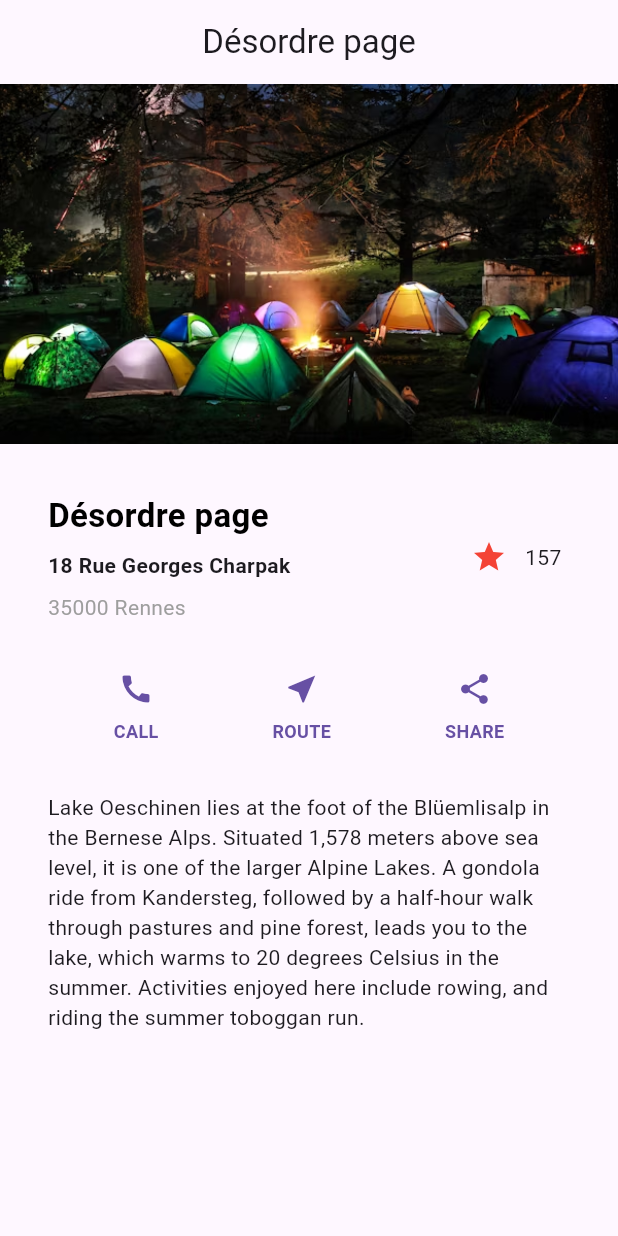
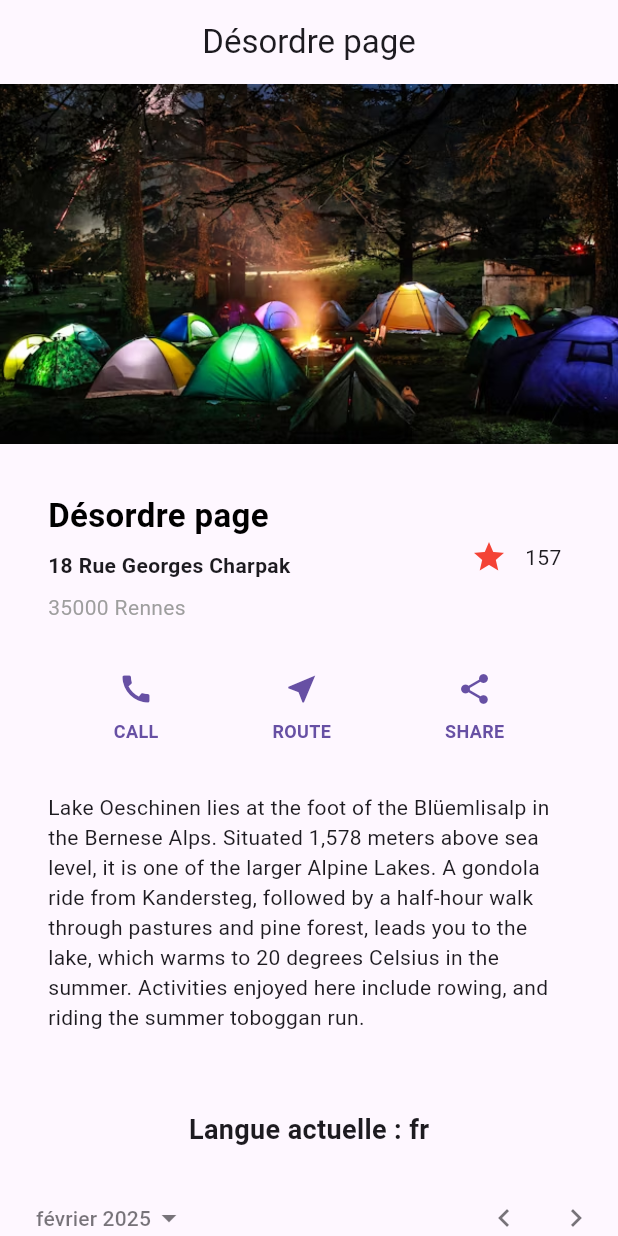
Before and after one commit to ykomara/Flutter-app-test, a Flutter app: the screen it shows after launch, on a phone screen of 412 x 824 dp. Run offline on Flutter 3.47's test engine with Material 3 defaults, Android fonts, the phone set to English and light mode, and no system bars.

```diff
--- a/lib/main.dart
+++ b/lib/main.dart
@@ -1,4 +1,5 @@
 import 'package:flutter/material.dart';
+import 'package:flutter_localizations/flutter_localizations.dart';
 
 void main() => runApp(const MyApp());
 
@@ -10,12 +11,34 @@ class MyApp extends StatelessWidget {
     const String appTitle = 'Désordre page';
     return MaterialApp(
       title: appTitle,
-      home: Scaffold(
+      localizationsDelegates: [
+        GlobalMaterialLocalizations.delegate,
+        GlobalWidgetsLocalizations.delegate,
+        GlobalCupertinoLocalizations.delegate,
+      ],
+      supportedLocales: [
+        Locale('en'), // English
+        Locale('es'), // Spanish
+        Locale('fr'), // French
+      ],
+      home: Builder(
+        builder: (context) {
+          Locale currentLocale = Localizations.localeOf(context);
+          print("Langue actuelle : ${currentLocale.languageCode}");
+          return Localizations.override(
+            context: context,
+            locale: const Locale('fr'),
+            child: Scaffold(
               appBar: AppBar(
                 title: const Text(appTitle),
                 centerTitle: true,
               ),
-        body: const SingleChildScrollView(
+              body: Builder(
+                builder: (context) {
+                  Locale currentLocale = Localizations.localeOf(context);
+                  print("Langue actuelle : ${currentLocale.languageCode}");
+
+                  return SingleChildScrollView(
                     child: Column(
                       children: [
                         ImageSection(
@@ -36,9 +59,27 @@ class MyApp extends StatelessWidget {
                               'degrees Celsius in the summer. Activities enjoyed here '
                               'include rowing, and riding the summer toboggan run.',
                         ),
+                        const SizedBox(height: 20),
+                        Text(
+                          "Langue actuelle : ${currentLocale.languageCode}",
+                          style: const TextStyle(
+                              fontSize: 18, fontWeight: FontWeight.bold),
+                        ),
+                        const SizedBox(height: 20),
+                        CalendarDatePicker(
+                          initialDate: DateTime.now(),
+                          firstDate: DateTime(1900),
+                          lastDate: DateTime(2100),
+                          onDateChanged: (value) {},
+                        ),
                       ],
                     ),
+                  );
+                },
               ),
+            ),
+          );
+        },
       ),
     );
   }
@@ -94,7 +135,6 @@ class TitleSection extends StatelessWidget {
             ),
           ),
           /*3*/
-
 
           const FavoriteWidget(),
         ],
@@ -198,16 +238,12 @@ class ImageSection extends StatelessWidget {
   }
 }
 
-
-
 class FavoriteWidget extends StatefulWidget {
   const FavoriteWidget({super.key});
 
   @override
   State<FavoriteWidget> createState() => _FavoriteWidgetState();
 }
-
-
 
 class _FavoriteWidgetState extends State<FavoriteWidget> {
   bool _isFavorited = true;
@@ -222,8 +258,7 @@ class _FavoriteWidgetState extends State<FavoriteWidget> {
           child: IconButton(
             padding: const EdgeInsets.all(0),
             alignment: Alignment.center,
-            icon:
-                (_isFavorited
+            icon: (_isFavorited
                 ? const Icon(Icons.star)
                 : const Icon(Icons.star_border)),
             color: Colors.red[500],
@@ -246,5 +281,4 @@ class _FavoriteWidgetState extends State<FavoriteWidget> {
       }
     });
   }
-
 }
--- a/pubspec.yaml
+++ b/pubspec.yaml
@@ -14,6 +14,9 @@ dependencies:
 
   english_words: ^4.0.0
   provider: ^6.0.0
+  flutter_localizations:
+    sdk: flutter
+  intl: any
 
 dev_dependencies:
   flutter_test:
```
Also changed, not shown: pubspec.lock. Lines whose indentation alone changed are shown as unchanged.
